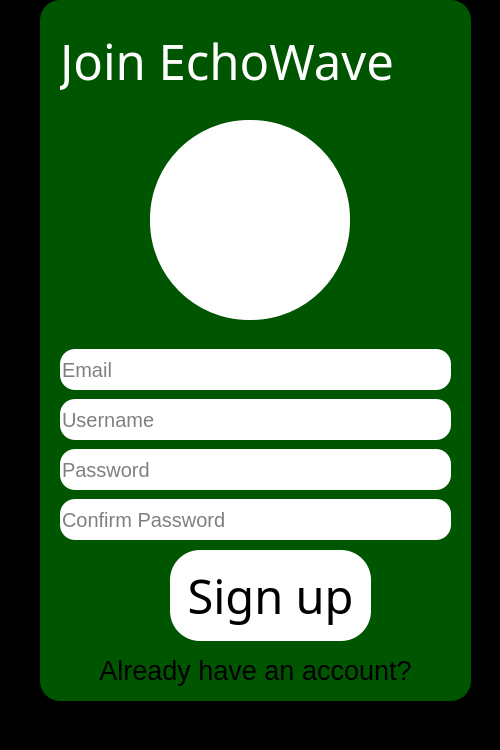
Qt form ui/signup.ui (DoMinhTuong/python-app) before a commit.
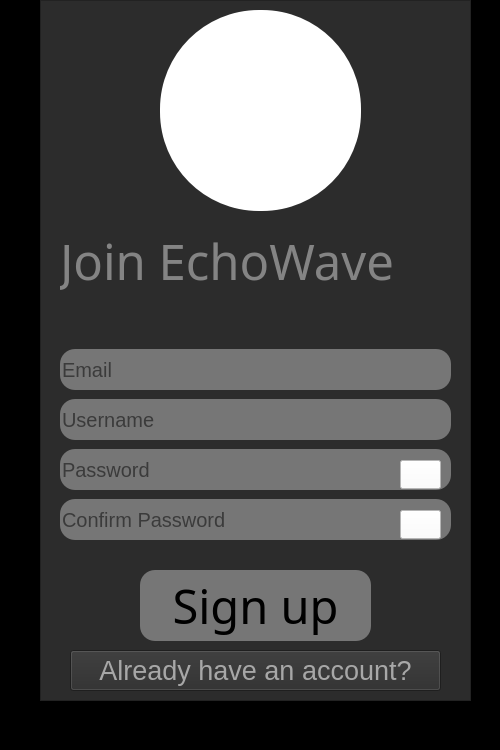
The same form after that commit. Icons and pictures are not drawn.

What changed in the file:
```diff
--- a/ui/signup.ui
+++ b/ui/signup.ui
@@ -27,8 +27,8 @@
      </rect>
     </property>
     <property name="styleSheet">
-     <string notr="true">background-color:rgb(0, 85, 0);
-border-radius: 20px;</string>
+     <string notr="true">background-color:rgb(44, 44, 44);
+border-radius: 10x;</string>
     </property>
     <property name="frameShape">
      <enum>QFrame::Shape::StyledPanel</enum>
@@ -46,7 +46,7 @@
       </rect>
      </property>
      <property name="styleSheet">
-      <string notr="true">background-color:rgb(255, 255, 255);
+      <string notr="true">background-color:rgb(118, 118, 118);
 border-radius: 15px;
 font-size:20px;
 color: rgb(0, 0, 0);</string>
@@ -68,7 +68,7 @@
       </rect>
      </property>
      <property name="styleSheet">
-      <string notr="true">background-color:rgb(255, 255, 255);
+      <string notr="true">background-color:rgb(118, 118, 118);
 border-radius: 15px;
 font-size:20px;
 color: rgb(0, 0, 0);</string>
@@ -87,7 +87,7 @@
       </rect>
      </property>
      <property name="styleSheet">
-      <string notr="true">background-color:rgb(255, 255, 255);
+      <string notr="true">background-color:rgb(118, 118, 118);
 border-radius: 15px;
 font-size:20px;
 color: rgb(0, 0, 0);</string>
@@ -103,7 +103,7 @@
      <property name="geometry">
       <rect>
        <x>20</x>
-       <y>30</y>
+       <y>230</y>
        <width>401</width>
        <height>61</height>
       </rect>
@@ -116,7 +116,7 @@
       </font>
      </property>
      <property name="styleSheet">
-      <string notr="true">color:rgb(255, 255, 255);</string>
+      <string notr="true">color:rgb(132, 132, 132);</string>
      </property>
      <property name="text">
       <string>Join EchoWave</string>
@@ -125,10 +125,10 @@
     <widget class="QPushButton" name="signup_btn">
      <property name="geometry">
       <rect>
-       <x>130</x>
-       <y>550</y>
-       <width>201</width>
-       <height>91</height>
+       <x>100</x>
+       <y>570</y>
+       <width>231</width>
+       <height>71</height>
       </rect>
      </property>
      <property name="font">
@@ -139,8 +139,9 @@
       </font>
      </property>
      <property name="styleSheet">
-      <string notr="true">background-color:rgb(255, 255, 255);
-border-radius: 30px;
+      <string notr="true">background-color:rgb(118, 118, 118);
+border-radius: 15px;
+font-size:px;
 color: rgb(0, 0, 0);</string>
      </property>
      <property name="text">
@@ -157,7 +158,7 @@
       </rect>
      </property>
      <property name="styleSheet">
-      <string notr="true">background-color:rgb(255, 255, 255);
+      <string notr="true">background-color:rgb(118, 118, 118);
 border-radius: 15px;
 font-size:20px;
 color: rgb(0, 0, 0);</string>
@@ -172,10 +173,10 @@
     <widget class="QFrame" name="frame_2">
      <property name="geometry">
       <rect>
-       <x>110</x>
-       <y>120</y>
-       <width>200</width>
-       <height>200</height>
+       <x>120</x>
+       <y>10</y>
+       <width>201</width>
+       <height>201</height>
       </rect>
      </property>
      <property name="styleSheet">
@@ -223,7 +224,7 @@
       </font>
      </property>
      <property name="styleSheet">
-      <string notr="true"/>
+      <string notr="true">color:rgb(167, 167, 167);</string>
      </property>
      <property name="text">
       <string>Already have an account?</string>
```
Left out of the diff: 2 changed lines with no effect on the pictures.
